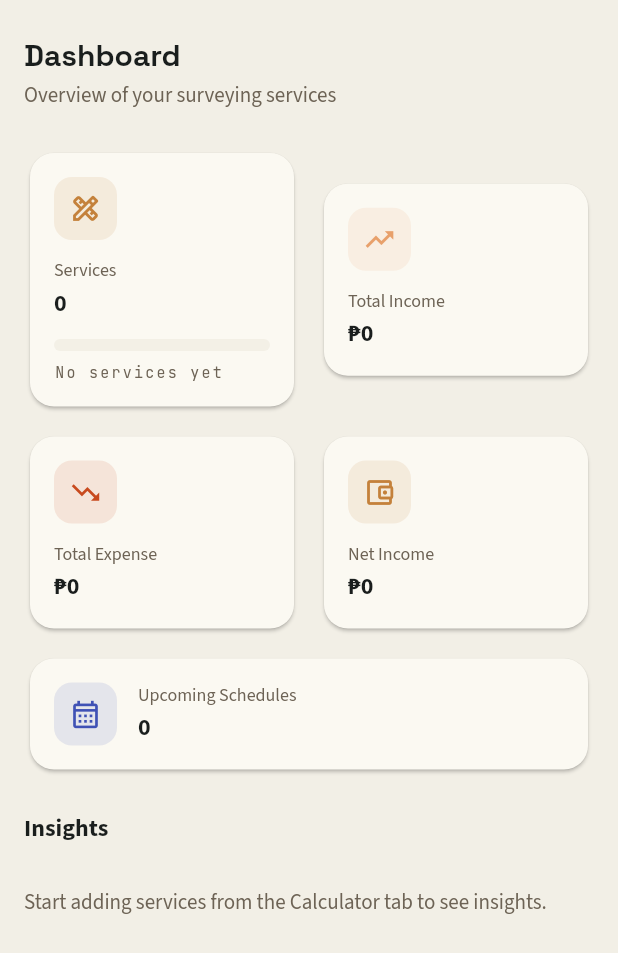
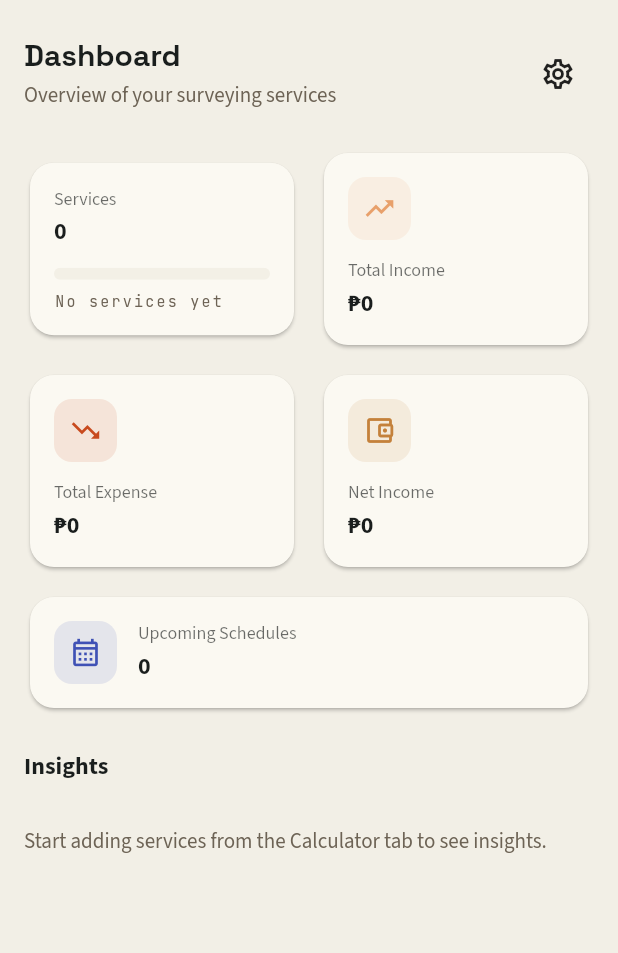
Before and after one commit to JunweakDGreit/SurveyAide, a Flutter app: the DashboardView widget shown alone on an empty page, opened directly, on a phone screen of 412 x 824 dp. Shown: the top 953 px of the screen. Run offline on Flutter 3.47's test engine with Material 3 defaults, Android fonts, the phone set to English and light mode, and no system bars; our stand-ins replace drift, file_picker, flutter_riverpod, go_router, google_fonts, pdf and 4 more; missing offline and left inert: proj4dart; accounts and stored records are empty; generated files the repository leaves out were written again.

Commit message:
fix: dashboard card polish, settings entry points, calculator card border removal
- Remove Services card icon for uniform card sizing
- Use theme-aware title colors (white in dark mode, readable in light)
- Add settings gear icon to Dashboard and Tools pages
- Remove card borders from calculator service cards
- Remove reloadFromStorage() from settings whenComplete (prevented router rebuild + PageView reset)

```diff
--- a/survey_aide/lib/screens/dashboard/dashboard_view.dart
+++ b/survey_aide/lib/screens/dashboard/dashboard_view.dart
@@ -4,6 +4,7 @@ import '../../core/constants.dart';
 import '../../core/helpers.dart';
 import '../../providers/dashboard_provider.dart';
 import '../../providers/uiprovider.dart';
+import '../settings/settings_sheet.dart';
 
 class DashboardView extends ConsumerWidget {
   const DashboardView({super.key});
@@ -34,22 +35,41 @@ class DashboardView extends ConsumerWidget {
               ),
             );
           },
-          child: isActive ? _buildContent(stats, theme) : const SizedBox.shrink(),
+          child: isActive ? _buildContent(context, stats, theme) : const SizedBox.shrink(),
         ),
       ),
     );
   }
 
-  Widget _buildContent(DashboardStats stats, ThemeData theme) {
+  Widget _buildContent(BuildContext context, DashboardStats stats, ThemeData theme) {
     return Column(
       key: const ValueKey('dashboard_content'),
       crossAxisAlignment: CrossAxisAlignment.start,
       children: [
-        Text('Dashboard', style: theme.textTheme.headlineMedium?.copyWith(fontWeight: FontWeight.bold)),
-        const SizedBox(height: 4),
-        Text(
-          'Overview of your surveying services',
-          style: theme.textTheme.bodyMedium?.copyWith(color: AppTheme.muted),
+        Row(
+          children: [
+            Expanded(
+              child: Column(
+                crossAxisAlignment: CrossAxisAlignment.start,
+                children: [
+                  Text('Dashboard', style: theme.textTheme.headlineMedium?.copyWith(fontWeight: FontWeight.bold)),
+                  const SizedBox(height: 4),
+                  Text(
+                    'Overview of your surveying services',
+                    style: theme.textTheme.bodyMedium?.copyWith(color: AppTheme.muted),
+                  ),
+                ],
+              ),
+            ),
+            Material(
+              type: MaterialType.transparency,
+              child: IconButton(
+                icon: const Icon(Icons.settings_outlined),
+                tooltip: 'Settings',
+                onPressed: () => SettingsSheet.show(context),
+              ),
+            ),
+          ],
         ),
         const SizedBox(height: 24),
         Row(
@@ -57,7 +77,6 @@ class DashboardView extends ConsumerWidget {
             Expanded(
               child: _ServicesCard(
                 stats: stats,
-                color: theme.colorScheme.primary,
                 theme: theme,
               ),
             ),
@@ -169,12 +188,10 @@ class DashboardView extends ConsumerWidget {
 
 class _ServicesCard extends StatelessWidget {
   final DashboardStats stats;
-  final Color color;
   final ThemeData theme;
 
   const _ServicesCard({
     required this.stats,
-    required this.color,
     required this.theme,
   });
 
@@ -191,16 +208,7 @@ class _ServicesCard extends StatelessWidget {
         child: Column(
           crossAxisAlignment: CrossAxisAlignment.start,
           children: [
-            Container(
-              padding: const EdgeInsets.all(10),
-              decoration: BoxDecoration(
-                color: color.withValues(alpha: 0.12),
-                borderRadius: BorderRadius.circular(12),
-              ),
-              child: Icon(Icons.design_services_outlined, size: 22, color: color),
-            ),
-            const SizedBox(height: 12),
-            Text('Services', style: theme.textTheme.bodySmall?.copyWith(color: AppTheme.muted)),
+            Text('Services', style: theme.textTheme.bodySmall?.copyWith(color: theme.colorScheme.onSurface.withValues(alpha: 0.65))),
             const SizedBox(height: 2),
             Text('$total', style: theme.textTheme.titleMedium?.copyWith(fontWeight: FontWeight.bold)),
             const SizedBox(height: 12),
@@ -316,7 +324,7 @@ class _StatCard extends StatelessWidget {
                     child: Column(
                       crossAxisAlignment: CrossAxisAlignment.start,
                       children: [
-                        Text(label, style: theme.textTheme.bodySmall?.copyWith(color: AppTheme.muted)),
+                        Text(label, style: theme.textTheme.bodySmall?.copyWith(color: theme.colorScheme.onSurface.withValues(alpha: 0.65))),
                         const SizedBox(height: 2),
                         Text(value, style: theme.textTheme.titleMedium?.copyWith(fontWeight: FontWeight.bold)),
                       ],
@@ -336,7 +344,7 @@ class _StatCard extends StatelessWidget {
                     child: Icon(icon, size: 22, color: color),
                   ),
                   const SizedBox(height: 12),
-                  Text(label, style: theme.textTheme.bodySmall?.copyWith(color: AppTheme.muted)),
+                  Text(label, style: theme.textTheme.bodySmall?.copyWith(color: theme.colorScheme.onSurface.withValues(alpha: 0.65))),
                   const SizedBox(height: 2),
                   Text(value, style: theme.textTheme.titleMedium?.copyWith(fontWeight: FontWeight.bold)),
                 ],
--- a/survey_aide/lib/screens/home/calculator_view.dart
+++ b/survey_aide/lib/screens/home/calculator_view.dart
@@ -500,7 +500,6 @@ class _ServiceCardState extends State<_ServiceCard> {
         elevation: 0,
         shape: RoundedRectangleBorder(
           borderRadius: BorderRadius.circular(12),
-          side: BorderSide(color: AppTheme.rule.withValues(alpha: 0.6)),
         ),
         margin: const EdgeInsets.symmetric(vertical: 4),
         child: InkWell(
--- a/survey_aide/lib/screens/settings/settings_sheet.dart
+++ b/survey_aide/lib/screens/settings/settings_sheet.dart
@@ -51,7 +51,6 @@ class SettingsSheet extends ConsumerStatefulWidget {
       container.read(settingsSheetOpenProvider.notifier).state = false;
       container.read(bottomSheetOpenProvider.notifier).state = false;
       container.read(modalCountProvider.notifier).state--;
-      container.read(setupProvider.notifier).reloadFromStorage();
     });
   }
 
--- a/survey_aide/lib/screens/tools/tools_page.dart
+++ b/survey_aide/lib/screens/tools/tools_page.dart
@@ -7,6 +7,7 @@ import '../../services/storage_service.dart';
 import '../../widgets/confirm_dialog.dart';
 import '../../providers/theme_provider.dart';
 import '../../core/theme_presets.dart';
+import '../settings/settings_sheet.dart';
 import 'traverse_screen.dart';
 
 class ToolsPage extends ConsumerStatefulWidget {
@@ -34,8 +35,8 @@ class _ToolsPageState extends ConsumerState<ToolsPage> {
     return Scaffold(
       appBar: AppBar(
         title: const Text('Survey Tools'),
-        actions: _tab == 0
-            ? [
+        actions: [
+          if (_tab == 0) ...[
             IconButton(
               icon: const Icon(Icons.folder_open_outlined),
               tooltip: 'Load',
@@ -46,8 +47,13 @@ class _ToolsPageState extends ConsumerState<ToolsPage> {
               tooltip: 'Save',
               onPressed: () => _traverseKey.currentState?.triggerSave(),
             ),
-              ]
-            : null,
+          ],
+          IconButton(
+            icon: const Icon(Icons.settings_outlined),
+            tooltip: 'Settings',
+            onPressed: () => SettingsSheet.show(context),
+          ),
+        ],
       ),
       body: _tab == 1
           ? _buildHistory()
```
Lines whose indentation alone changed are shown as unchanged.
